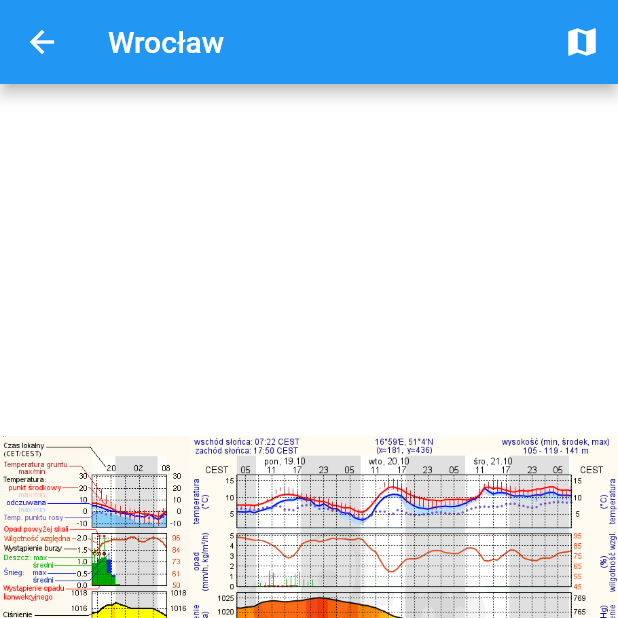
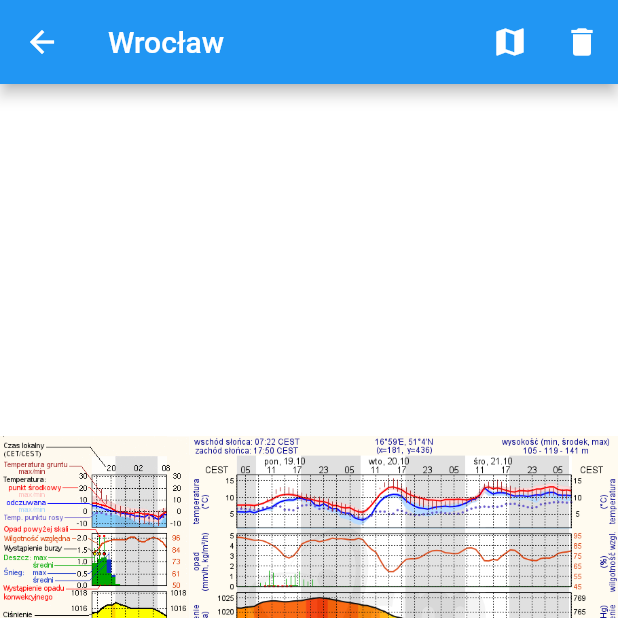
Before and after one commit to bgasztych/meteo_weather, a Flutter app: the screen it shows after launch, after a tap on "Wrocław", on a phone screen of 412 x 824 dp, the top half of it. Run offline on Flutter 3.47's test engine with Material 2 defaults, Android fonts, the phone set to English and light mode, and no system bars; drawn by our look-alikes of photo_view; our stand-ins replace bloc, equatable, flutter_bloc, logger.

Commit message:
add remove city option from meteogram screen

```diff
--- a/lib/blocs/favourites_cities/favourites_cities_bloc.dart
+++ b/lib/blocs/favourites_cities/favourites_cities_bloc.dart
@@ -22,7 +22,7 @@ class FavouritesCitiesBloc
     } else if (event is FavouritesCitiesAdded) {
       yield* _mapFavouritesCitiesAddedToState(event);
     } else if (event is FavouritesCitiesRemoved) {
-      _mapFavouritesCitiesRemovedToState(event);
+      yield* _mapFavouritesCitiesRemovedToState(event);
     }
   }
 
@@ -50,9 +50,9 @@ class FavouritesCitiesBloc
   Stream<FavouritesCitiesState> _mapFavouritesCitiesRemovedToState(
       FavouritesCitiesRemoved event) async* {
     if (state is FavouritesCitiesSuccess) {
-      final List<City> updatedCities = List.from((state as FavouritesCitiesSuccess)
-          .cities)
-          .where((city) => city != event.city);
+      final List<City> updatedCities = (state as FavouritesCitiesSuccess)
+          .cities
+          .where((city) => city != event.city).toList();
       yield FavouritesCitiesSuccess(cities: updatedCities);
       repository.removeCityFromFavourites(event.city);
     }
--- a/lib/favourites_cities_screen.dart
+++ b/lib/favourites_cities_screen.dart
@@ -94,7 +94,12 @@ class FavouriteCityWidget extends StatelessWidget {
         onTap: () => Navigator.push(
           context,
           MaterialPageRoute(
-                  builder: (context) => MeteogramScreen(city: city)))),
+              builder: (context) => BlocProvider.value(
+                    value: _bloc,
+                    child: MeteogramScreen(city: city),
+                  )),
+        ),
+      ),
     );
   }
 }
--- a/lib/meteogram_screen.dart
+++ b/lib/meteogram_screen.dart
@@ -1,7 +1,10 @@
 import 'package:flutter/material.dart';
+import 'package:flutter_bloc/flutter_bloc.dart';
 import 'package:meteo_weather/favourites_city_model.dart';
 import 'package:meteo_weather/models/city.dart';
 import 'package:photo_view/photo_view.dart';
+
+import 'blocs/blocs.dart';
 
 class MeteogramScreen extends StatefulWidget {
   final City city;
@@ -18,8 +21,11 @@ class MeteogramScreen extends StatefulWidget {
 }
 
 class _MeteogramScreenState extends State<MeteogramScreen> {
+  FavouritesCitiesBloc _bloc;
+
   @override
   Widget build(BuildContext context) {
+    _bloc = _bloc ?? BlocProvider.of<FavouritesCitiesBloc>(context);
     return Scaffold(
       appBar: AppBar(
         title: Text(widget.city.city),
@@ -27,7 +33,11 @@ class _MeteogramScreenState extends State<MeteogramScreen> {
           IconButton(
               icon: Icon(Icons.map),
               onPressed: () => setState(
-                  () => widget.isLegendVisible = !widget.isLegendVisible))
+                  () => widget.isLegendVisible = !widget.isLegendVisible)),
+          IconButton(icon: Icon(Icons.delete), onPressed: () {
+            _bloc.add(FavouritesCitiesRemoved(widget.city));
+            Navigator.pop(context);
+          })
         ],
       ),
       body: widget.isLegendVisible
```
Lines whose indentation alone changed are shown as unchanged.
